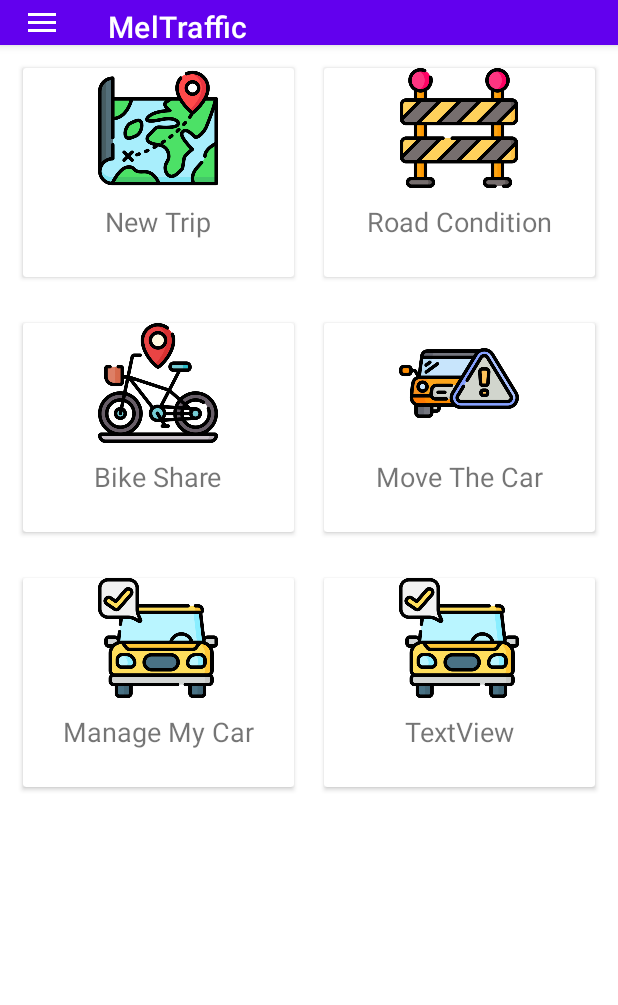
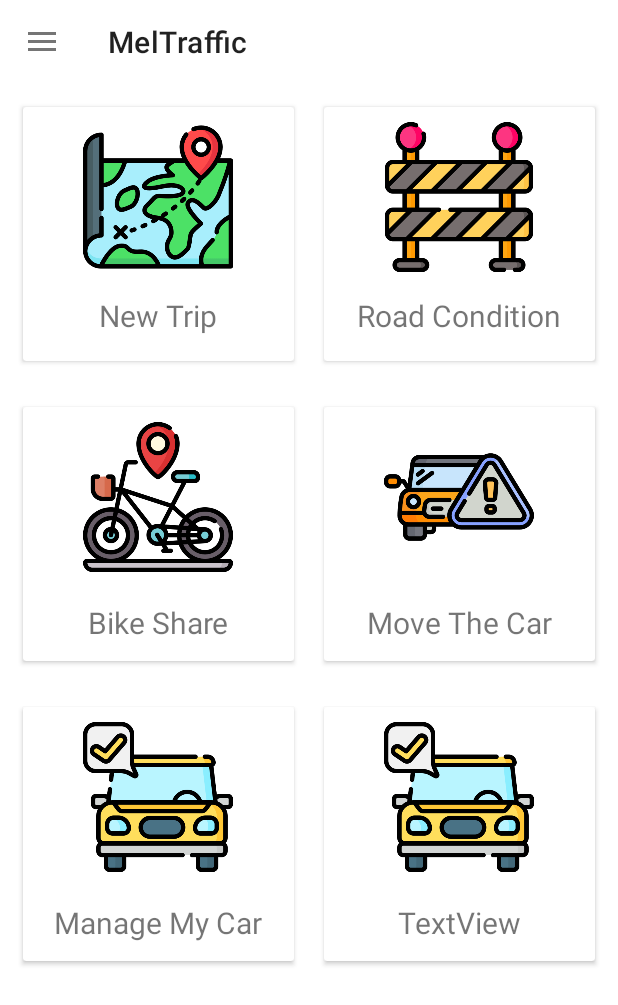
Before and after one commit to JQ-SWE/final_mobile, an Android app: the HomeActivity screen opened directly, with no data from a screen before it, on a phone screen of 412 x 824 dp. Shown: the top 1005 px of the screen. Run offline under Robolectric (Android 15) with nearby library versions, the phone set to English and light mode, and no system bars.

Commit message:
home activity updated

```diff
--- a/app/src/main/res/layout/home_toolbar.xml
+++ b/app/src/main/res/layout/home_toolbar.xml
@@ -2,10 +2,10 @@
 <androidx.appcompat.widget.Toolbar xmlns:android="http://schemas.android.com/apk/res/android"
     xmlns:app="http://schemas.android.com/apk/res-auto"
     android:layout_width="match_parent"
-    android:layout_height="30dp"
-    android:background="#6200EE"
+    android:layout_height="wrap_content"
+    android:background="#006200EE"
     android:elevation="4dp"
-    android:theme="@style/ThemeOverlay.AppCompat.Dark.ActionBar"
+    android:theme="@style/ThemeOverlay.AppCompat.Light"
     app:navigationIcon="@drawable/nav_menu">
 
 </androidx.appcompat.widget.Toolbar>
--- a/app/src/main/res/layout/homepage.xml
+++ b/app/src/main/res/layout/homepage.xml
@@ -37,7 +37,7 @@
             <LinearLayout
                 android:id="@+id/linearLayout"
                 android:layout_width="match_parent"
-                android:layout_height="170dp"
+                android:layout_height="200dp"
                 android:layout_below="@id/HomeToolBar"
                 android:orientation="horizontal"
                 android:padding="5dp"
@@ -57,10 +57,15 @@
 
                         <ImageView
                             android:id="@+id/NewTripIcon"
-                            android:layout_width="80dp"
-                            android:layout_height="80dp"
+                            android:layout_width="100dp"
+                            android:layout_height="100dp"
                             android:layout_centerHorizontal="true"
-                            android:src="@drawable/new_trip_icon"/>
+                            android:layout_marginStart="10dp"
+                            android:layout_marginTop="10dp"
+                            android:layout_marginEnd="10dp"
+                            android:layout_marginBottom="10dp"
+                            android:padding="0dp"
+                            android:src="@drawable/new_trip_icon" />
 
                         <TextView
                             android:id="@+id/NewTripText"
@@ -68,9 +73,9 @@
                             android:layout_height="wrap_content"
                             android:layout_below="@id/NewTripIcon"
                             android:layout_centerHorizontal="true"
-                            android:padding="10dp"
+                            android:padding="5dp"
                             android:text="New Trip"
-                            android:textSize="18sp" />
+                            android:textSize="20sp" />
                     </RelativeLayout>
                 </androidx.cardview.widget.CardView>
 
@@ -82,13 +87,17 @@
 
                     <RelativeLayout
                         android:layout_width="match_parent"
-                        android:layout_height="128dp">
+                        android:layout_height="match_parent">
 
                         <ImageView
                             android:id="@+id/RoadConditionIcon"
-                            android:layout_width="80dp"
-                            android:layout_height="80dp"
+                            android:layout_width="100dp"
+                            android:layout_height="100dp"
                             android:layout_centerHorizontal="true"
+                            android:layout_marginStart="10dp"
+                            android:layout_marginTop="10dp"
+                            android:layout_marginEnd="10dp"
+                            android:layout_marginBottom="10dp"
                             android:src="@drawable/road_condion_icon" />
 
                         <TextView
@@ -97,17 +106,19 @@
                             android:layout_height="wrap_content"
                             android:layout_below="@id/RoadConditionIcon"
                             android:layout_centerHorizontal="true"
-                            android:padding="10dp"
+                            android:padding="5dp"
                             android:text="Road Condition"
-                            android:textSize="18sp" />
+                            android:textSize="20sp" />
+
                     </RelativeLayout>
+
                 </androidx.cardview.widget.CardView>
             </LinearLayout>
 
             <LinearLayout
                 android:id="@+id/linearLayout2"
                 android:layout_width="match_parent"
-                android:layout_height="170dp"
+                android:layout_height="200dp"
                 android:layout_below="@id/HomeToolBar"
                 android:orientation="horizontal"
                 android:padding="5dp"
@@ -127,9 +138,10 @@
 
                         <ImageView
                             android:id="@+id/BikeShareIcon"
-                            android:layout_width="80dp"
-                            android:layout_height="80dp"
+                            android:layout_width="100dp"
+                            android:layout_height="100dp"
                             android:layout_centerHorizontal="true"
+                            android:layout_margin="10dp"
                             android:background="#FFFFFF"
                             android:src="@drawable/bike_share_icon" />
 
@@ -141,7 +153,7 @@
                             android:layout_centerHorizontal="true"
                             android:padding="10dp"
                             android:text="Bike Share"
-                            android:textSize="18sp" />
+                            android:textSize="20sp" />
                     </RelativeLayout>
                 </androidx.cardview.widget.CardView>
 
@@ -157,9 +169,10 @@
 
                         <ImageView
                             android:id="@+id/MoveCarIcon"
-                            android:layout_width="80dp"
-                            android:layout_height="80dp"
+                            android:layout_width="100dp"
+                            android:layout_height="100dp"
                             android:layout_centerHorizontal="true"
+                            android:layout_margin="10dp"
                             android:src="@drawable/move_car_icon" />
 
                         <TextView
@@ -170,7 +183,7 @@
                             android:layout_centerHorizontal="true"
                             android:padding="10dp"
                             android:text="Move The Car"
-                            android:textSize="18sp" />
+                            android:textSize="20sp" />
                     </RelativeLayout>
                 </androidx.cardview.widget.CardView>
             </LinearLayout>
@@ -178,7 +191,7 @@
             <LinearLayout
                 android:id="@+id/linearLayout3"
                 android:layout_width="match_parent"
-                android:layout_height="170dp"
+                android:layout_height="200dp"
                 android:layout_below="@id/HomeToolBar"
                 android:orientation="horizontal"
                 android:padding="5dp"
@@ -198,9 +211,10 @@
 
                         <ImageView
                             android:id="@+id/ManageCarIcon"
-                            android:layout_width="80dp"
-                            android:layout_height="80dp"
+                            android:layout_width="100dp"
+                            android:layout_height="100dp"
                             android:layout_centerHorizontal="true"
+                            android:layout_margin="10dp"
                             android:src="@drawable/manage_car_icon" />
 
                         <TextView
@@ -211,7 +225,7 @@
                             android:layout_centerHorizontal="true"
                             android:padding="10dp"
                             android:text="Manage My Car"
-                            android:textSize="18sp" />
+                            android:textSize="20sp" />
                     </RelativeLayout>
                 </androidx.cardview.widget.CardView>
 
@@ -227,9 +241,10 @@
 
                         <ImageView
                             android:id="@+id/imageView6"
-                            android:layout_width="80dp"
-                            android:layout_height="80dp"
+                            android:layout_width="100dp"
+                            android:layout_height="100dp"
                             android:layout_centerHorizontal="true"
+                            android:layout_margin="10dp"
                             android:src="@drawable/manage_car_icon" />
 
                         <TextView
@@ -240,7 +255,7 @@
                             android:layout_centerHorizontal="true"
                             android:padding="10dp"
                             android:text="TextView"
-                            android:textSize="18sp" />
+                            android:textSize="20sp" />
                     </RelativeLayout>
                 </androidx.cardview.widget.CardView>
             </LinearLayout>
```
